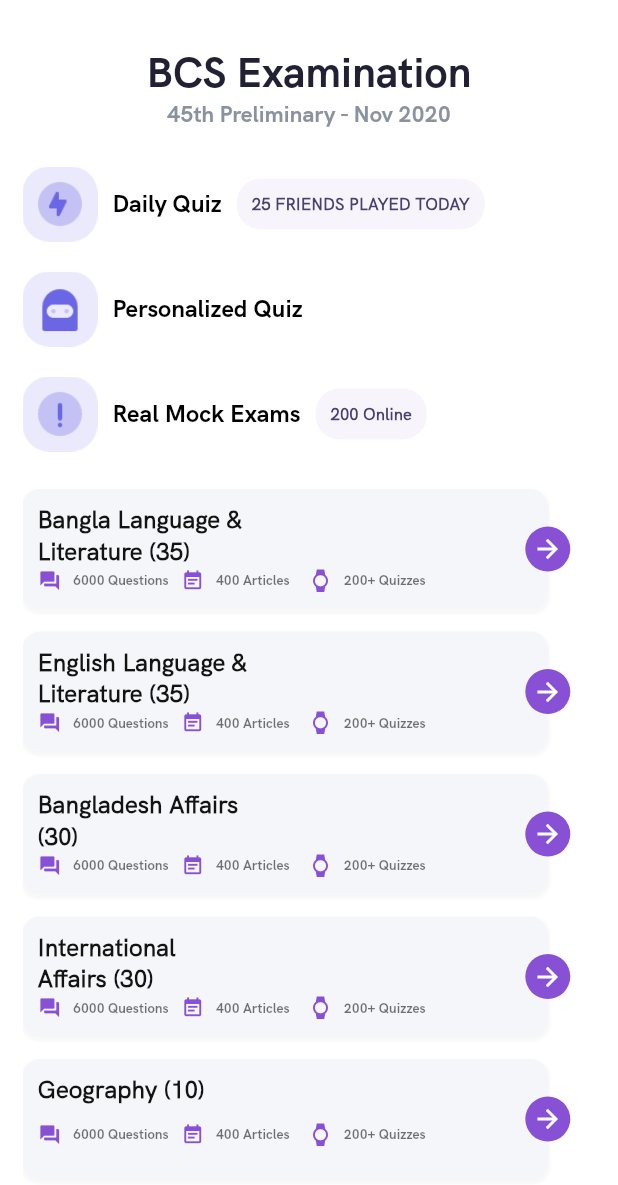
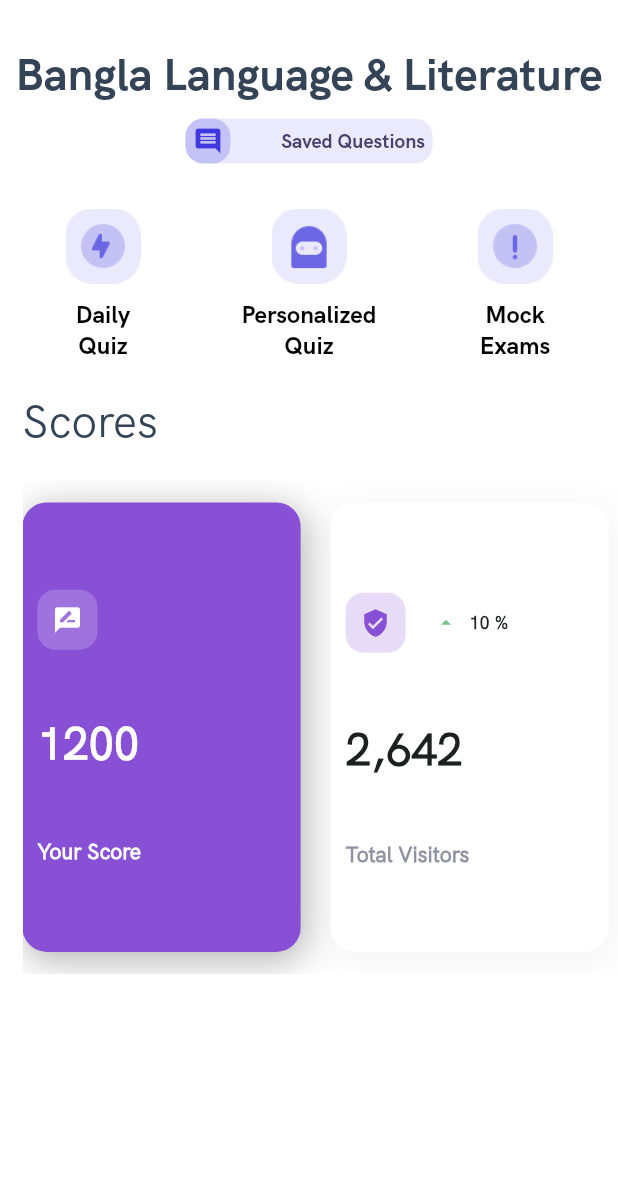
Before and after one commit to ryzlan/flutter_porashona_online, a Flutter app: the screen it shows after launch, on a phone screen of 412 x 824 dp. Shown: the top 1185 px of the screen. Run offline on Flutter 3.47's test engine with Material 2 defaults, Android fonts, the phone set to English and light mode, and no system bars; our stand-ins replace bot_toast, contacts_service, flutter_secure_storage, intl_phone_field, percent_indicator, permission_handler and 1 more; missing offline and left inert: libphonenumber.

Commit message:
Fixed Previous home pages and completed till score cards in Subject Page

```diff
--- a/PorashonaOnline/lib/main.dart
+++ b/PorashonaOnline/lib/main.dart
@@ -1,8 +1,8 @@
 import 'package:flutter/material.dart';
 import './pages/LoginScreen.dart';
 import 'package:bot_toast/bot_toast.dart';
-import './pages/home_page_screen/HomePage.dart';
-import './pages/home_page_screen/SubjectListPage.dart';
+
+import './pages/home_page_screen/SubjectPage.dart';
 
 void main() {
   runApp(MyApp());
@@ -97,7 +97,7 @@ class MyApp extends StatelessWidget {
                 fontSize: 18.0,
                 fontWeight: FontWeight.normal)),
       ),
-      home: SubjectListPage(),
+      home: SubjectPage(),
       //LoginScreen(),
     );
   }
--- a/PorashonaOnline/lib/pages/home_page_screen/HomePage.dart
+++ b/PorashonaOnline/lib/pages/home_page_screen/HomePage.dart
@@ -76,14 +76,11 @@ class _HomePageState extends State<HomePage> {
               Text(
                 "Study",
                 style: TextStyle(
-                    color: Color.fromRGBO(52, 67, 86, 1),
+                    color: Color.fromRGBO(34, 33, 52, 1),
                     fontFamily: 'HKBold',
-                    fontSize: 30.0,
+                    fontSize: 28.0,
                     fontWeight: FontWeight.bold),
                 textAlign: TextAlign.center,
-              ),
-              SizedBox(
-                height: 20,
               ),
               Container(
                 width: 250,
@@ -93,9 +90,9 @@ class _HomePageState extends State<HomePage> {
                       '\n' +
                       'competitors to know your chances!',
                   style: TextStyle(
-                      color: Color.fromRGBO(56, 56, 56, 1),
+                      color: Color.fromRGBO(138, 146, 159, 1),
                       fontFamily: 'HKRegular',
-                      fontSize: 14.0,
+                      fontSize: 15.0,
                       fontWeight: FontWeight.normal),
                   textAlign: TextAlign.center,
                 ),
@@ -103,7 +100,6 @@ class _HomePageState extends State<HomePage> {
               SizedBox(
                 height: 10,
               ),
-              _cardWidget(),
               SizedBox(
                 height: 10,
               ),
@@ -154,87 +150,6 @@ class _HomePageState extends State<HomePage> {
             ],
           ),
         ),
-      ),
-    );
-  }
-
-  _cardWidget() {
-    return Container(
-      alignment: Alignment.center,
-      margin: EdgeInsets.zero,
-      padding: EdgeInsets.symmetric(horizontal: 30),
-      // width: MediaQuery.of(context).size.width * 0.3,
-      child: Row(
-        mainAxisAlignment: MainAxisAlignment.spaceAround,
-        crossAxisAlignment: CrossAxisAlignment.center,
-        children: [
-          Expanded(
-            flex: 1,
-            child: RaisedButton.icon(
-              elevation: 0,
-              padding: EdgeInsets.all(0),
-              onPressed: () {},
-              label: Text(
-                '6000 Questions',
-                style: TextStyle(
-                    color: Color.fromRGBO(52, 52, 52, 1),
-                    fontFamily: 'HKBold',
-                    fontSize: 9.0),
-              ),
-              icon: Icon(
-                Icons.question_answer,
-                color: Theme.of(context).primaryColor,
-                size: 15,
-              ),
-              textColor: Colors.white,
-              color: Colors.transparent,
-            ),
-          ),
-          Expanded(
-            flex: 1,
-            child: RaisedButton.icon(
-              elevation: 0,
-              padding: EdgeInsets.all(0),
-              onPressed: () {},
-              label: Text(
-                '400 Articles',
-                style: TextStyle(
-                    color: Color.fromRGBO(52, 52, 52, 1),
-                    fontFamily: 'HKBold',
-                    fontSize: 9.0),
-              ),
-              icon: Icon(
-                Icons.event_note,
-                color: Theme.of(context).primaryColor,
-                size: 15,
-              ),
-              textColor: Colors.white,
-              color: Colors.transparent,
-            ),
-          ),
-          Expanded(
-            flex: 1,
-            child: RaisedButton.icon(
-              elevation: 0,
-              padding: EdgeInsets.all(0),
-              onPressed: () {},
-              label: Text(
-                '200+ Quizzes',
-                style: TextStyle(
-                    color: Color.fromRGBO(52, 52, 52, 1),
-                    fontFamily: 'HKBold',
-                    fontSize: 9.0),
-              ),
-              icon: Icon(
-                Icons.watch,
-                color: Theme.of(context).primaryColor,
-                size: 15,
-              ),
-              textColor: Colors.white,
-              color: Colors.transparent,
-            ),
-          ),
-        ],
       ),
     );
   }
@@ -538,15 +453,15 @@ class _HomePageState extends State<HomePage> {
 
   _blogListWidget(BuildContext context) {
     return Container(
-      height: MediaQuery.of(context).size.height * 0.50,
-      padding: EdgeInsets.symmetric(horizontal: 0.0, vertical: 0.0),
+      height: MediaQuery.of(context).size.height * 0.60,
+      //MediaQuery.of(context).size.height * 0.70,
+      padding: EdgeInsets.symmetric(horizontal: 0.0, vertical: 0),
       child: ListView.builder(
           scrollDirection: Axis.horizontal,
           itemCount: subjects.length,
           itemBuilder: (context, index) {
             return Container(
-              margin: EdgeInsets.only(right: 10),
-
+              margin: EdgeInsets.only(top: 10, bottom: 20, right: 10),
               width: MediaQuery.of(context).size.width * 0.8,
               // padding: EdgeInsets.all(15),
               decoration: BoxDecoration(
@@ -554,10 +469,10 @@ class _HomePageState extends State<HomePage> {
                   color: Colors.white,
                   boxShadow: [
                     BoxShadow(
-                      color: Color.fromRGBO(112, 112, 112, 0.08),
-                      spreadRadius: 2,
-                      blurRadius: 3,
-                      offset: Offset(4, 2), // changes position of shadow
+                      color: Color.fromRGBO(60, 128, 209, 0.09),
+                      spreadRadius: 1,
+                      blurRadius: 19,
+                      offset: Offset(0, 12), // changes position of shadow
                     ),
                   ]),
               child: Column(
--- a/PorashonaOnline/lib/pages/home_page_screen/SubjectListPage.dart
+++ b/PorashonaOnline/lib/pages/home_page_screen/SubjectListPage.dart
@@ -65,7 +65,7 @@ class _SubjectListPageState extends State<SubjectListPage> {
     return Scaffold(
       body: SafeArea(
           child: Container(
-        padding: EdgeInsets.only(left: 15, right: 15),
+        margin: EdgeInsets.only(left: 15, right: 15),
         child: ListView(
           shrinkWrap: true,
           children: [
@@ -203,23 +203,38 @@ class _SubjectListPageState extends State<SubjectListPage> {
       mainAxisAlignment: MainAxisAlignment.start,
       crossAxisAlignment: CrossAxisAlignment.start,
       children: [
-        _subject('Bangla Language & Literature (35)'),
-        _subject('English Language & Literature (35)'),
-        _subject('Bangladesh Affairs (30)'),
-        _subject('International Affairs (30)'),
-        _subject('Geography (10)'),
+        _subject('Bangla Language & Literature (35)', -15, 45),
+        SizedBox(
+          height: 10,
+        ),
+        _subject('English Language & Literature (35)', -15, 40),
+        SizedBox(
+          height: 10,
+        ),
+        _subject('Bangladesh Affairs (30)', -15, 30),
+        SizedBox(
+          height: 10,
+        ),
+        _subject('International Affairs (30)', -15, 30),
+        SizedBox(
+          height: 10,
+        ),
+        _subject('Geography (10)', -15, 30),
+        SizedBox(
+          height: 10,
+        ),
       ],
     );
   }
 
-  _subject(String title) {
+  _subject(String title, double right, double top) {
     final arrowButton = new Container(
-      height: 80,
+      // height: 80,
       width: MediaQuery.of(context).size.width * 0.85,
-      padding: EdgeInsets.all(10),
-      margin: EdgeInsets.only(bottom: 15),
+      padding: EdgeInsets.only(top: 20, left: 20, bottom: 0),
+      // margin: EdgeInsets.only(bottom: 15),
       decoration: new BoxDecoration(
-          color: Color.fromRGBO(244, 246, 249, 1),
+          color: Color.fromRGBO(244, 246, 249, 1), //244, 246, 249, 1
           // shape: BoxShape.rectangle,
           borderRadius: new BorderRadius.circular(12.0),
           boxShadow: [
@@ -237,7 +252,7 @@ class _SubjectListPageState extends State<SubjectListPage> {
           Container(
             padding: EdgeInsets.zero,
             margin: EdgeInsets.zero,
-            width: 140,
+            width: 180,
             // height: 30,
             child: Text(
               title,
@@ -249,14 +264,14 @@ class _SubjectListPageState extends State<SubjectListPage> {
                   fontWeight: FontWeight.bold),
             ),
           ),
-          Expanded(flex: 1, child: _rowIconWidgets())
+          _rowIconWidgets()
         ],
       ),
     );
 
     final planetCard = new Positioned(
-      right: -15,
-      top: 25,
+      right: right,
+      top: top,
       child: Container(
         //margin: EdgeInsets.symmetric(vertical: 16),
         alignment: FractionalOffset.topCenter,
@@ -300,7 +315,7 @@ class _SubjectListPageState extends State<SubjectListPage> {
       children: [
         RaisedButton.icon(
           elevation: 0,
-          padding: EdgeInsets.all(0),
+          padding: EdgeInsets.zero,
           onPressed: () {},
           label: Text(
             '6000 Questions',
@@ -422,15 +437,15 @@ class _SubjectListPageState extends State<SubjectListPage> {
 
   _blogListWidget(BuildContext context) {
     return Container(
-      height: MediaQuery.of(context).size.height * 0.50,
-      padding: EdgeInsets.symmetric(horizontal: 0.0, vertical: 0.0),
+      height: MediaQuery.of(context).size.height * 0.60,
+      //MediaQuery.of(context).size.height * 0.70,
+      padding: EdgeInsets.symmetric(horizontal: 0.0, vertical: 0),
       child: ListView.builder(
           scrollDirection: Axis.horizontal,
           itemCount: subjects.length,
           itemBuilder: (context, index) {
             return Container(
-              margin: EdgeInsets.only(right: 10),
-
+              margin: EdgeInsets.only(top: 10, bottom: 20, right: 10),
               width: MediaQuery.of(context).size.width * 0.8,
               // padding: EdgeInsets.all(15),
               decoration: BoxDecoration(
@@ -438,10 +453,10 @@ class _SubjectListPageState extends State<SubjectListPage> {
                   color: Colors.white,
                   boxShadow: [
                     BoxShadow(
-                      color: Color.fromRGBO(112, 112, 112, 0.08),
-                      spreadRadius: 2,
-                      blurRadius: 3,
-                      offset: Offset(4, 2), // changes position of shadow
+                      color: Color.fromRGBO(60, 128, 209, 0.09),
+                      spreadRadius: 1,
+                      blurRadius: 19,
+                      offset: Offset(0, 12), // changes position of shadow
                     ),
                   ]),
               child: Column(
--- /dev/null
+++ b/PorashonaOnline/lib/pages/home_page_screen/SubjectPage.dart
@@ -0,0 +1,361 @@
+import 'package:flutter/material.dart';
+
+class SubjectPage extends StatefulWidget {
+  SubjectPage({Key key}) : super(key: key);
+
+  @override
+  _SubjectPageState createState() => _SubjectPageState();
+}
+
+class _SubjectPageState extends State<SubjectPage> {
+  @override
+  Widget build(BuildContext context) {
+    return Scaffold(
+      body: SafeArea(
+        child: ListView(shrinkWrap: true, children: [
+          SizedBox(
+            height: 30,
+          ),
+          Container(
+            width: 100,
+            child: Text(
+              "Bangla Language & Literature",
+              style: TextStyle(
+                  color: Color.fromRGBO(52, 67, 86, 1),
+                  fontFamily: 'HKBold',
+                  fontSize: 30.0,
+                  fontWeight: FontWeight.bold),
+              textAlign: TextAlign.center,
+            ),
+          ),
+          SizedBox(
+            height: 10,
+          ),
+          Center(
+            child: Container(
+              width: MediaQuery.of(context).size.width * 0.40,
+              alignment: Alignment.center,
+              padding: EdgeInsets.zero,
+              decoration: BoxDecoration(
+                borderRadius: BorderRadius.circular(12),
+                color: Color.fromRGBO(235, 234, 252, 1),
+              ),
+              child: Row(
+                mainAxisAlignment: MainAxisAlignment.spaceBetween,
+                children: [
+                  Container(
+                    padding: EdgeInsets.all(5),
+                    decoration: BoxDecoration(
+                      borderRadius: BorderRadius.circular(12),
+                      color: Color.fromRGBO(107, 102, 228, 0.3),
+                    ),
+                    child: Icon(
+                      Icons.comment,
+                      color: Color.fromRGBO(63, 56, 221, 1),
+                      size: 20,
+                    ),
+                  ),
+                  Container(
+                    padding: EdgeInsets.only(right: 5),
+                    child: Text(
+                      'Saved Questions',
+                      style: TextStyle(
+                          color: Color.fromRGBO(73, 65, 109, 1),
+                          fontFamily: 'HKBold',
+                          fontSize: 13.0),
+                    ),
+                  ),
+                ],
+              ),
+            ),
+          ),
+          SizedBox(
+            height: 20,
+          ),
+          _rowIconsWidget(),
+          SizedBox(
+            height: 20,
+          ),
+          Container(
+            margin: EdgeInsets.symmetric(horizontal: 15),
+            child: Text(
+              "Scores",
+              style: Theme.of(context).textTheme.headline2,
+              textAlign: TextAlign.start,
+            ),
+          ),
+          SizedBox(
+            height: 20,
+          ),
+          _scoreCardWidget(),
+          SizedBox(
+            height: 20,
+          ),
+        ]),
+      ),
+    );
+  }
+
+  _rowIconsWidget() {
+    return Row(
+      mainAxisAlignment: MainAxisAlignment.spaceEvenly,
+      children: [
+        _iconWidgets("Daily" + '\n' + "Quiz", 'assets/images/icons/icon2.png'),
+        _iconWidgets(
+            "Personalized" + '\n' + "Quiz", 'assets/images/icons/icon3.png'),
+        _iconWidgets("Mock" + '\n' + "Exams", 'assets/images/icons/icon1.png')
+      ],
+    );
+  }
+
+  _iconWidgets(String text, String icon) {
+    return Expanded(
+      flex: 1,
+      child: Column(
+        mainAxisAlignment: MainAxisAlignment.center,
+        children: [
+          Container(
+            margin: EdgeInsets.symmetric(vertical: 10),
+            //padding: EdgeInsets.symmetric(vertical: 10),
+            height: 50,
+            child: Image.asset(
+              icon,
+              fit: BoxFit.fill,
+            ),
+          ),
+          Text(
+            text,
+            style: TextStyle(
+                color: Colors.black,
+                fontFamily: 'HKBold',
+                fontSize: 16.0,
+                fontWeight: FontWeight.bold),
+            textAlign: TextAlign.center,
+          )
+        ],
+      ),
+    );
+  }
+
+  _scoreCardWidget() {
+    final score = Container(
+      height: MediaQuery.of(context).size.height * 0.30,
+      margin: EdgeInsets.only(top: 15, bottom: 15, right: 20),
+      width: MediaQuery.of(context).size.width * 0.45,
+      padding: EdgeInsets.symmetric(vertical: 15, horizontal: 10),
+      decoration: BoxDecoration(
+          borderRadius: BorderRadius.circular(16),
+          color: Theme.of(context).primaryColor,
+          boxShadow: [
+            BoxShadow(
+              color: Color.fromRGBO(180, 180, 180, 1),
+              spreadRadius: 1,
+              blurRadius: 20,
+              offset: Offset(2, 5), // changes position of shadow
+            ),
+          ]),
+      child: Column(
+          mainAxisAlignment: MainAxisAlignment.spaceEvenly,
+          crossAxisAlignment: CrossAxisAlignment.start,
+          children: <Widget>[
+            Row(
+              children: [
+                Container(
+                  // margin: EdgeInsets.symmetric(horizontal: 20),
+                  padding: EdgeInsets.all(10),
+                  decoration: BoxDecoration(
+                    borderRadius: BorderRadius.circular(12),
+                    color: Color.fromRGBO(255, 255, 255, .2),
+                  ),
+                  child: Icon(
+                    Icons.rate_review,
+                    color: Colors.white,
+                    size: 20,
+                  ),
+                ),
+              ],
+            ),
+            Text(
+              '1200',
+              textAlign: TextAlign.left,
+              style: TextStyle(
+                  color: Colors.white,
+                  fontFamily: 'HKRegular',
+                  fontSize: 30,
+                  fontWeight: FontWeight.bold),
+            ),
+            Text(
+              'Your Score',
+              textAlign: TextAlign.left,
+              style: TextStyle(
+                  color: Colors.white,
+                  fontFamily: 'HKRegular',
+                  fontSize: 14,
+                  fontWeight: FontWeight.bold),
+            ),
+          ]),
+    );
+
+    final visitors = Container(
+      height: MediaQuery.of(context).size.height * 0.30,
+      margin: EdgeInsets.only(top: 15, bottom: 15, right: 20),
+      width: MediaQuery.of(context).size.width * 0.45,
+      padding: EdgeInsets.symmetric(vertical: 15, horizontal: 10),
+      decoration: BoxDecoration(
+          borderRadius: BorderRadius.circular(16),
+          color: Colors.white,
+          boxShadow: [
+            BoxShadow(
+              color: Color.fromRGBO(180, 180, 180, 0.16),
+              spreadRadius: 1,
+              blurRadius: 20,
+              offset: Offset(2, 5), // changes position of shadow
+            ),
+          ]),
+      child: Column(
+          mainAxisAlignment: MainAxisAlignment.spaceEvenly,
+          crossAxisAlignment: CrossAxisAlignment.start,
+          children: <Widget>[
+            Row(
+              children: [
+                Container(
+                  // margin: EdgeInsets.symmetric(horizontal: 20),
+                  padding: EdgeInsets.all(10),
+                  decoration: BoxDecoration(
+                    borderRadius: BorderRadius.circular(12),
+                    color: Color.fromRGBO(135, 80, 213, .2),
+                  ),
+                  child: Icon(
+                    Icons.verified_user,
+                    color: Theme.of(context).primaryColor,
+                    size: 20,
+                  ),
+                ),
+                RaisedButton.icon(
+                  elevation: 0,
+                  padding: EdgeInsets.zero,
+                  color: Colors.transparent,
+                  onPressed: () {},
+                  label: Text(
+                    '10 %',
+                    style: TextStyle(
+                        color: Color.fromRGBO(30, 31, 32, 1),
+                        fontFamily: 'HKRegular',
+                        fontWeight: FontWeight.bold,
+                        fontSize: 12.0),
+                  ),
+                  icon: Icon(
+                    Icons.arrow_drop_up,
+                    color: Color.fromRGBO(119, 194, 133, 1),
+                    size: 15,
+                  ),
+                )
+              ],
+            ),
+            Text(
+              '2,642',
+              textAlign: TextAlign.left,
+              style: TextStyle(
+                  color: Color.fromRGBO(30, 31, 32, 1),
+                  fontFamily: 'HKRegular',
+                  fontSize: 30,
+                  fontWeight: FontWeight.bold),
+            ),
+            Text(
+              'Total Visitors',
+              textAlign: TextAlign.left,
+              style: TextStyle(
+                  color: Color.fromRGBO(143, 146, 161, 1),
+                  fontFamily: 'HKRegular',
+                  fontSize: 14,
+                  fontWeight: FontWeight.bold),
+            ),
+          ]),
+    );
+
+    final time = Container(
+      margin: EdgeInsets.only(top: 15, bottom: 15, right: 20),
+      height: MediaQuery.of(context).size.height * 0.30,
+      width: MediaQuery.of(context).size.width * 0.45,
+      padding: EdgeInsets.symmetric(vertical: 15, horizontal: 10),
+      decoration: BoxDecoration(
+          borderRadius: BorderRadius.circular(16),
+          color: Colors.white,
+          boxShadow: [
+            BoxShadow(
+              color: Color.fromRGBO(180, 180, 180, 0.16),
+              spreadRadius: 1,
+              blurRadius: 20,
+              offset: Offset(2, 5), // changes position of shadow
+            ),
+          ]),
+      child: Column(
+          mainAxisAlignment: MainAxisAlignment.spaceEvenly,
+          crossAxisAlignment: CrossAxisAlignment.start,
+          children: <Widget>[
+            Row(
+              children: [
+                Container(
+                  // margin: EdgeInsets.symmetric(horizontal: 20),
+                  padding: EdgeInsets.all(10),
+                  decoration: BoxDecoration(
+                    borderRadius: BorderRadius.circular(12),
+                    color: Color.fromRGBO(135, 80, 213, .2),
+                  ),
+                  child: Icon(
+                    Icons.timer,
+                    color: Theme.of(context).primaryColor,
+                    size: 20,
+                  ),
+                ),
+                RaisedButton.icon(
+                  elevation: 0,
+                  padding: EdgeInsets.zero,
+                  color: Colors.transparent,
+                  onPressed: () {},
+                  label: Text(
+                    '3 %',
+                    style: TextStyle(
+                        color: Color.fromRGBO(30, 31, 32, 1),
+                        fontFamily: 'HKRegular',
+                        fontWeight: FontWeight.bold,
+                        fontSize: 12.0),
+                  ),
+                  icon: Icon(
+                    Icons.arrow_drop_up,
+                    color: Color.fromRGBO(119, 194, 133, 1),
+                    size: 15,
+                  ),
+                )
+              ],
+            ),
+            Text(
+              '3.21',
+              textAlign: TextAlign.left,
+              style: TextStyle(
+                  color: Color.fromRGBO(30, 31, 32, 1),
+                  fontFamily: 'HKRegular',
+                  fontSize: 30,
+                  fontWeight: FontWeight.bold),
+            ),
+            Text(
+              'Avg Time Speed',
+              textAlign: TextAlign.left,
+              style: TextStyle(
+                  color: Color.fromRGBO(143, 146, 161, 1),
+                  fontFamily: 'HKRegular',
+                  fontSize: 14,
+                  fontWeight: FontWeight.bold),
+            ),
+          ]),
+    );
+
+    return Container(
+      margin: EdgeInsets.only(left: 15),
+      padding: EdgeInsets.symmetric(horizontal: 0.0, vertical: 0.0),
+      height: MediaQuery.of(context).size.height * 0.40,
+      child: ListView(
+          scrollDirection: Axis.horizontal, children: [score, visitors, time]),
+    );
+  }
+}
```
